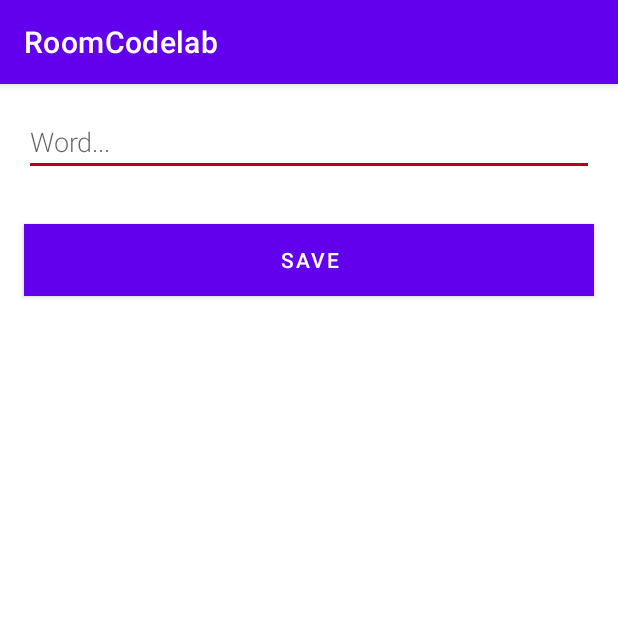
After one commit to MSebas55/RoomCodelab, an Android app: the NewWordActivity screen opened directly, with no data from a screen before it, on a phone screen of 412 x 824 dp, the top half of it. The commit adds this screen. Run offline under Robolectric (Android 15) with nearby library versions, the phone set to English and light mode, and no system bars.

Commit message:
Añadir palabras a una lista mediante base de datos

```diff
--- a/app/src/main/AndroidManifest.xml
+++ b/app/src/main/AndroidManifest.xml
@@ -13,6 +13,9 @@
         android:theme="@style/AppTheme"
         tools:targetApi="31">
         <activity
+            android:name=".NewWordActivity"
+            android:exported="false" />
+        <activity
             android:name=".MainActivity"
             android:exported="true">
             <intent-filter>
--- /dev/null
+++ b/app/src/main/java/com/MSebas55/roomcodelab/NewWordActivity.java
@@ -0,0 +1,36 @@
+package com.MSebas55.roomcodelab;
+
+import androidx.appcompat.app.AppCompatActivity;
+
+import android.content.Intent;
+import android.os.Bundle;
+import android.text.TextUtils;
+import android.widget.Button;
+import android.widget.EditText;
+
+public class NewWordActivity extends AppCompatActivity {
+
+    public static final String EXTRA_REPLY = "com.example.android.wordlistsql.REPLY";
+
+    private EditText mEditWordView;
+
+    @Override
+    public void onCreate(Bundle savedInstanceState) {
+        super.onCreate(savedInstanceState);
+        setContentView(R.layout.activity_new_word);
+        mEditWordView = findViewById(R.id.edit_word);
+
+        final Button button = findViewById(R.id.button_save);
+        button.setOnClickListener(view -> {
+            Intent replyIntent = new Intent();
+            if (TextUtils.isEmpty(mEditWordView.getText())) {
+                setResult(RESULT_CANCELED, replyIntent);
+            } else {
+                String word = mEditWordView.getText().toString();
+                replyIntent.putExtra(EXTRA_REPLY, word);
+                setResult(RESULT_OK, replyIntent);
+            }
+            finish();
+        });
+    }
+}
--- a/app/src/main/java/com/MSebas55/roomcodelab/database/WordViewModel.java
+++ b/app/src/main/java/com/MSebas55/roomcodelab/database/WordViewModel.java
@@ -22,7 +22,7 @@ public class WordViewModel extends AndroidViewModel {
         mAllWords = mRepository.getAllWords();
     }
 
-    LiveData<List<Word>> getAllWords() { return mAllWords; }
+    public LiveData<List<Word>> getAllWords() { return mAllWords; }
 
     public void insert(Word word) { mRepository.insert(word); }
 }
--- /dev/null
+++ b/app/src/main/res/layout/activity_new_word.xml
@@ -0,0 +1,26 @@
+<?xml version="1.0" encoding="utf-8"?>
+<LinearLayout xmlns:android="http://schemas.android.com/apk/res/android"
+    android:orientation="vertical"
+    android:layout_width="match_parent"
+    android:layout_height="match_parent">
+
+    <EditText
+        android:id="@+id/edit_word"
+        android:layout_width="match_parent"
+        android:layout_height="wrap_content"
+        android:fontFamily="sans-serif-light"
+        android:hint="@string/hint_word"
+        android:inputType="textAutoComplete"
+        android:layout_margin="@dimen/big_padding"
+        android:textSize="18sp" />
+
+    <Button
+        android:id="@+id/button_save"
+        android:layout_width="match_parent"
+        android:layout_height="wrap_content"
+        android:background="@color/design_default_color_on_primary"
+        android:text="@string/button_save"
+        android:layout_margin="@dimen/big_padding"
+        android:textColor="@color/buttonLabel" />
+
+</LinearLayout>
--- a/app/src/main/res/values/colors.xml
+++ b/app/src/main/res/values/colors.xml
@@ -2,4 +2,5 @@
 <resources>
     <color name="black">#FF000000</color>
     <color name="white">#FFFFFFFF</color>
+    <color name="buttonLabel">#FFFFFF</color>
 </resources>
--- /dev/null
+++ b/app/src/main/res/values/dimens.xml
@@ -0,0 +1,5 @@
+<?xml version="1.0" encoding="utf-8"?>
+<resources>
+    <dimen name="small_padding">8dp</dimen>
+    <dimen name="big_padding">16dp</dimen>
+</resources>
--- a/app/src/main/res/values/strings.xml
+++ b/app/src/main/res/values/strings.xml
@@ -1,3 +1,6 @@
 <resources>
     <string name="app_name">RoomCodelab</string>
+    <string name="hint_word">Word...</string>
+    <string name="button_save">Save</string>
+    <string name="empty_not_saved">Word not saved because it is empty.</string>
 </resources>
```
Also changed, not shown: app/src/main/java/com/MSebas55/roomcodelab/MainActivity.java (+31 -0 lines), app/src/main/java/com/MSebas55/roomcodelab/database/WordRoomDatabase.java (+23 -1 lines).
